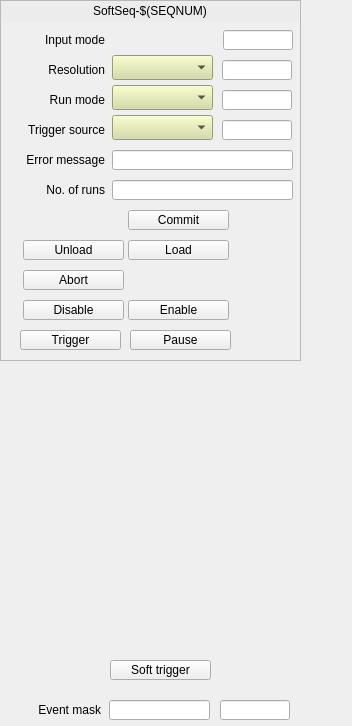
Before: the Qt Designer form evgMrmApp/opi/EVG/G_EVG_softSeq.ui in paulscherrerinstitute/mrfioc2, drawn with Qt 5.
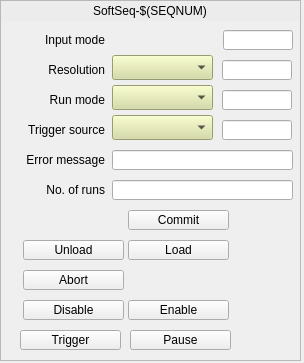
After: the same form once the commit is applied. Custom widgets are drawn as their Qt base class.

```diff
--- a/evgMrmApp/opi/EVG/G_EVG_softSeq.ui
+++ b/evgMrmApp/opi/EVG/G_EVG_softSeq.ui
@@ -6,8 +6,8 @@
    <rect>
     <x>0</x>
     <y>0</y>
-    <width>352</width>
-    <height>726</height>
+    <width>304</width>
+    <height>363</height>
    </rect>
   </property>
   <property name="windowTitle">
```
